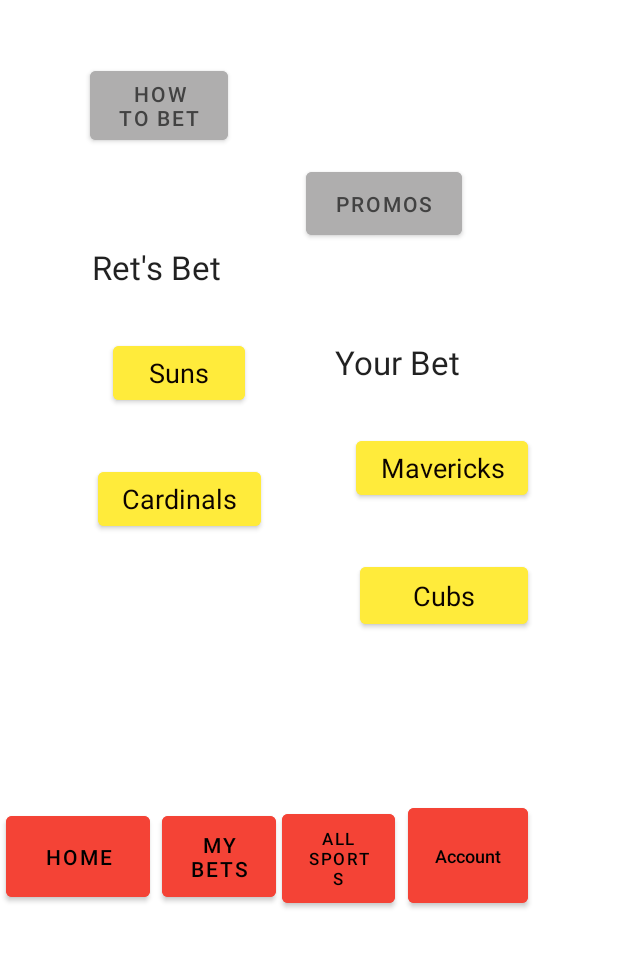
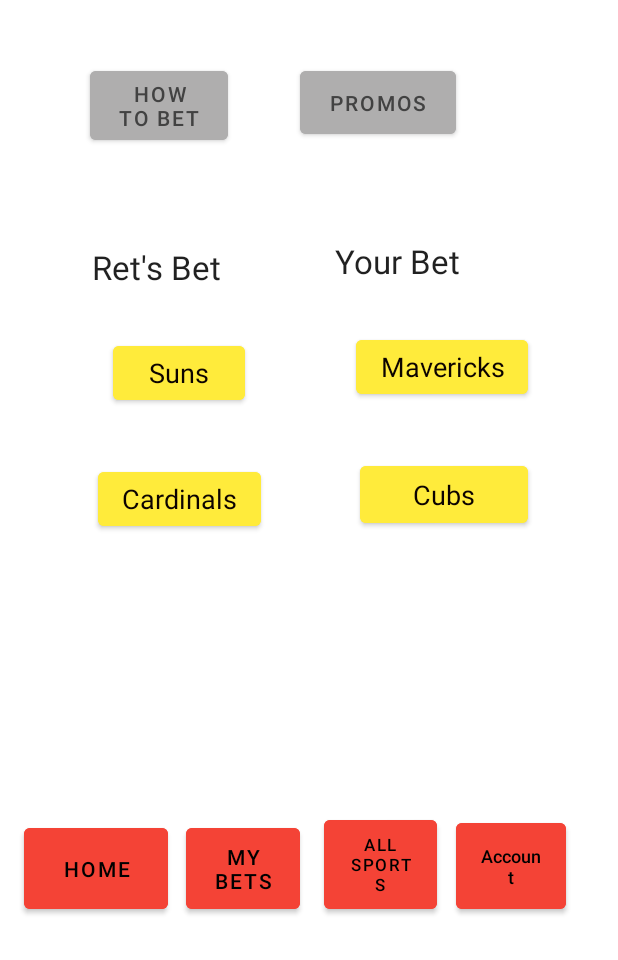
Before and after one commit to sjretzer/Bet-the-Retz-, an Android app: the screen it shows after launch (MainActivity), on a phone screen of 412 x 824 dp, the part 276-1236 px from its top. Run offline under Robolectric (Android 15) with nearby library versions, the phone set to English and light mode, and no system bars.

Commit message:
Bet the Retz App

```diff
--- a/app/src/main/res/layout/activity_main.xml
+++ b/app/src/main/res/layout/activity_main.xml
@@ -46,7 +46,7 @@
         android:id="@+id/promos_btn"
         android:layout_width="104dp"
         android:layout_height="54dp"
-        android:layout_marginStart="204dp"
+        android:layout_marginStart="200dp"
         android:layout_marginTop="41dp"
         android:layout_marginBottom="477dp"
         android:backgroundTint="#AFAEAE"
@@ -55,7 +55,7 @@
         app:layout_constraintBottom_toBottomOf="parent"
         app:layout_constraintStart_toStartOf="parent"
         app:layout_constraintTop_toBottomOf="@+id/header_btn"
-        app:layout_constraintVertical_bias="1.0" />
+        app:layout_constraintVertical_bias="0.0" />
 
     <TextView
         android:id="@+id/textView3"
@@ -142,8 +142,8 @@
         android:id="@+id/home_btn"
         android:layout_width="96dp"
         android:layout_height="66dp"
-        android:layout_marginStart="4dp"
-        android:layout_marginBottom="36dp"
+        android:layout_marginStart="16dp"
+        android:layout_marginBottom="28dp"
         android:backgroundTint="#F44336"
         android:text="@string/home"
         android:textColor="#000000"
@@ -155,8 +155,8 @@
         android:id="@+id/myBets_btn"
         android:layout_width="76dp"
         android:layout_height="66dp"
-        android:layout_marginStart="108dp"
-        android:layout_marginBottom="36dp"
+        android:layout_marginStart="124dp"
+        android:layout_marginBottom="28dp"
         android:backgroundTint="#F44336"
         android:text="@string/my_bets"
         android:textColor="#000000"
@@ -168,8 +168,8 @@
         android:id="@+id/allSports_btn"
         android:layout_width="75dp"
         android:layout_height="71dp"
-        android:layout_marginStart="188dp"
-        android:layout_marginBottom="32dp"
+        android:layout_marginStart="216dp"
+        android:layout_marginBottom="28dp"
         android:backgroundTint="#F44336"
         android:text="@string/all_sports"
         android:textColor="#000000"
@@ -180,10 +180,10 @@
 
     <Button
         android:id="@+id/acct_btn"
-        android:layout_width="80dp"
-        android:layout_height="75dp"
-        android:layout_marginStart="272dp"
-        android:layout_marginBottom="32dp"
+        android:layout_width="73dp"
+        android:layout_height="69dp"
+        android:layout_marginStart="304dp"
+        android:layout_marginBottom="28dp"
         android:backgroundTint="#F44336"
         android:text="@string/account"
         android:textAppearance="@style/TextAppearance.AppCompat.Body2"
```
